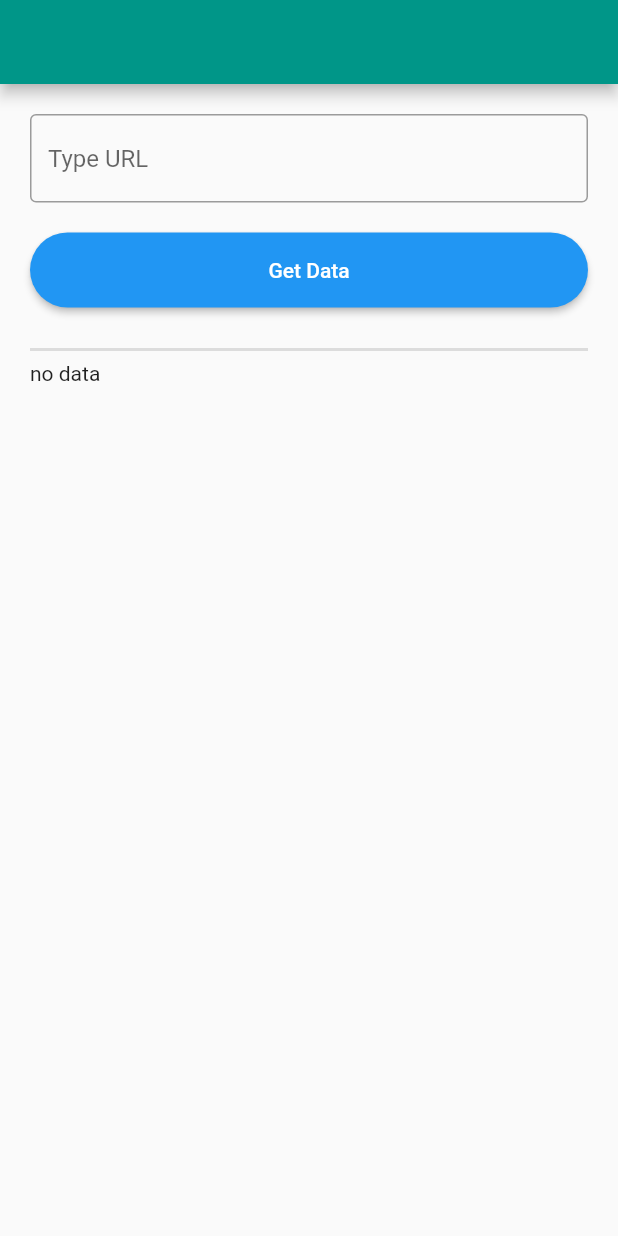
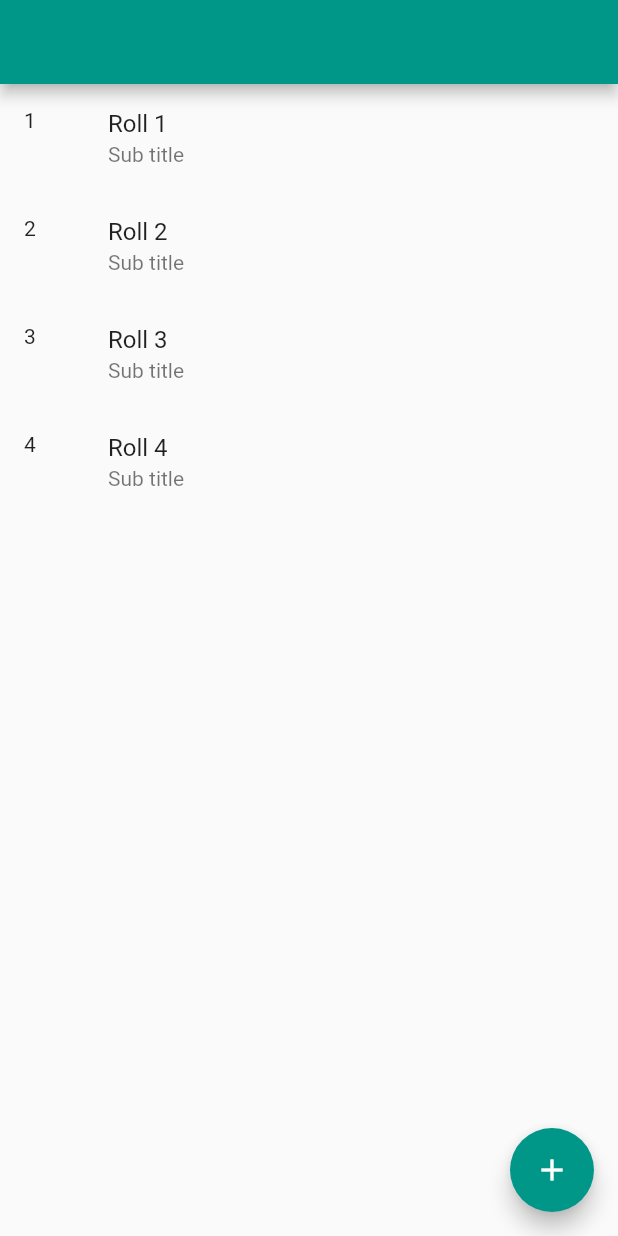
Before and after one commit to lioTauhid/my-shop, a Flutter app: the screen it shows after launch, on a phone screen of 412 x 824 dp. Run offline on Flutter 3.47's test engine with Material 2 defaults, Android fonts, the phone set to English and light mode, and no system bars.

Commit message:
Add files via upload

```diff
--- /dev/null
+++ b/lib/DynamicListView.dart
@@ -0,0 +1,41 @@
+import 'package:flutter/material.dart';
+
+class DynamicList extends StatefulWidget {
+  const DynamicList({Key? key}) : super(key: key);
+
+  @override
+  _DynamicListState createState() => _DynamicListState();
+}
+
+class _DynamicListState extends State<DynamicList> {
+  var listData = [
+    "Roll 1",
+    "Roll 2",
+    "Roll 3",
+    "Roll 4",
+  ];
+
+  @override
+  Widget build(BuildContext context) {
+    return Scaffold(
+      appBar: AppBar(),
+      body: ListView.builder(
+          itemCount: listData.length,
+          itemBuilder: (BuildContext context, int index) {
+            return ListTile(
+              title: Text(listData[index]),
+              subtitle: Text("Sub title"),
+              leading: Text((index+1).toString()),
+            );
+          }),
+      floatingActionButton: FloatingActionButton(
+        onPressed: () {
+          setState(() {
+            listData.add("Roll ${listData.length+1}");
+          });
+        },
+        child: Icon(Icons.add),
+      ),
+    );
+  }
+}
--- a/lib/main.dart
+++ b/lib/main.dart
@@ -1,5 +1,6 @@
 import 'package:flutter/material.dart';
 import 'package:my_shop/HttpExample.dart';
+import 'DynamicListView.dart';
 import 'Login.dart';
 
 void main() {
@@ -72,7 +73,7 @@ class MyApp extends StatelessWidget {
   @override
   Widget build(BuildContext context) {
     return MaterialApp(
-      home: NetworkExample(),
+      home: DynamicList(),
       debugShowCheckedModeBanner: false,
       theme: ThemeData(
         colorScheme: ColorScheme.fromSwatch(primarySwatch: Colors.teal),
```
